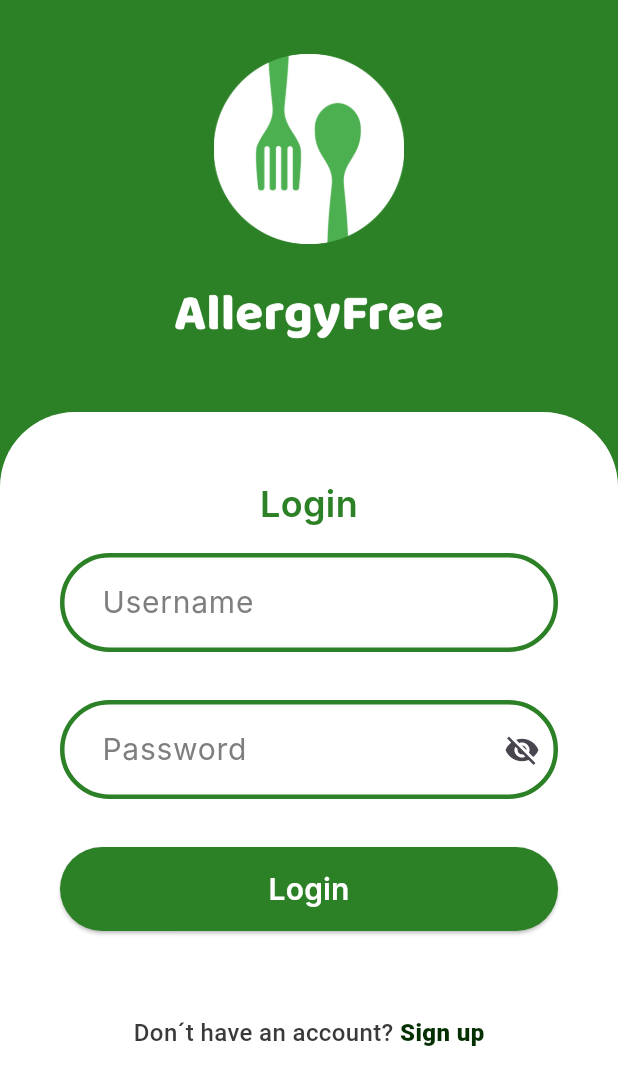
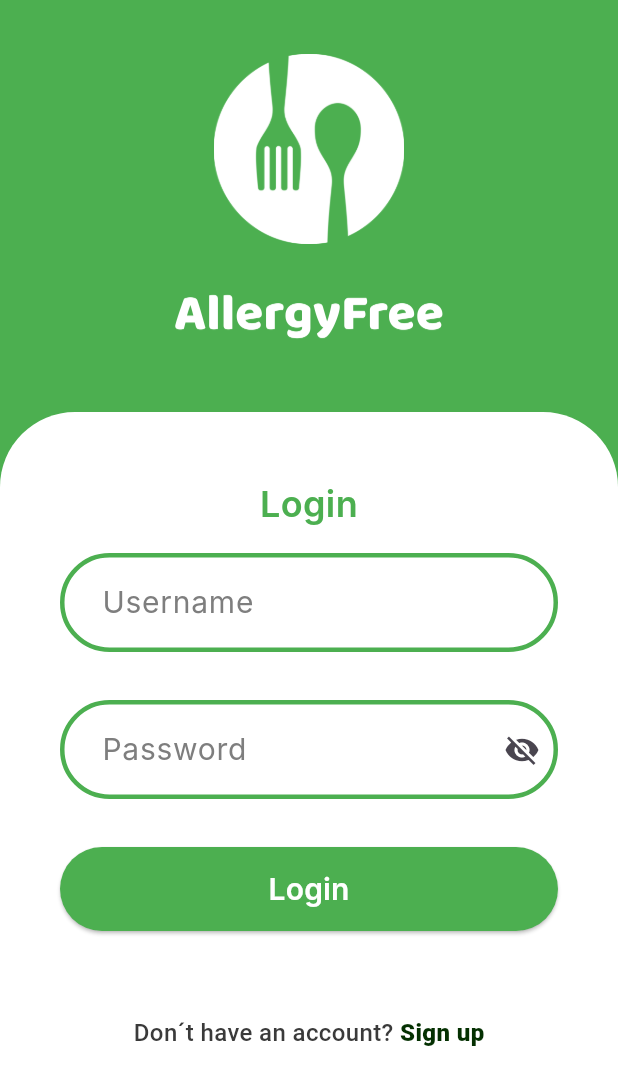
Before and after one commit to oayala775/allergy_free, a Flutter app: the LoginScreen screen opened directly, on a phone screen of 412 x 824 dp. Shown: the top 1085 px of the screen. Run offline on Flutter 3.47's test engine with Material 3 defaults, Android fonts, the phone set to English and light mode, and no system bars; our stand-ins replace go_router; Roboto replaces fonts that are missing (Inter, inter); statements that could not run were skipped.

Commit message:
Correcting custom colors, added text style for login title, and added routing info for LoginScreen

```diff
--- a/allergy_free/lib/config/utils/custom_colors.dart
+++ b/allergy_free/lib/config/utils/custom_colors.dart
@@ -2,8 +2,8 @@ import 'package:flutter/animation.dart';
 import 'package:flutter/material.dart';
 
 class CustomColors {
-  static const Color focus = Color(0xFF3B873E);
-  static const Color primary = Color.fromRGBO(44, 128, 38, 1);
+  static const Color focus = Color.fromRGBO(59, 135, 62, 1);
+  static const Color primary = Color.fromRGBO(76, 175, 80, 1);
   static const Color greyLetters = Color.fromRGBO(126, 126, 126, 1);
   static const Color warningRed = Color.fromRGBO(243, 0, 0, 1);
   static const Color defaultShadow = Color.fromRGBO(0, 0, 0, 0.25);
--- a/allergy_free/lib/config/utils/custom_text_styles.dart
+++ b/allergy_free/lib/config/utils/custom_text_styles.dart
@@ -20,6 +20,12 @@ class CustomTextStyles {
     fontSize: 32,
     fontFamily: "Inter",
   );
+  static const TextStyle titleLogin = TextStyle(
+    color: CustomColors.primary,
+    fontWeight: FontWeight.w700,
+    fontSize: 50,
+    fontFamily: "Inter",
+  );
   static const TextStyle signaling = TextStyle(
     color: Colors.white,
     fontWeight: FontWeight.w900,
--- a/allergy_free/lib/presentation/router/app_router.dart
+++ b/allergy_free/lib/presentation/router/app_router.dart
@@ -2,7 +2,7 @@ import 'package:go_router/go_router.dart';
 import 'package:allergy_free/presentation/screens/screens.dart';
 
 final appRouter = GoRouter(
-  initialLocation: '/',
+  initialLocation: '/login',
   routes: [
     GoRoute(
       name: HomeScreen.screenName,
@@ -24,5 +24,10 @@ final appRouter = GoRouter(
       path: '/transition',
       builder: (context, state) => TransitionScreen(),
     ),
+    GoRoute(
+      name: LoginScreen.screenName,
+      path: '/login',
+      builder: (context, state) => LoginScreen(),
+    ),
   ],
 );
--- a/allergy_free/lib/presentation/screens/screens.dart
+++ b/allergy_free/lib/presentation/screens/screens.dart
@@ -2,3 +2,4 @@ export 'package:allergy_free/presentation/screens/home/home_screen.dart';
 export 'package:allergy_free/presentation/screens/profile/profile_screen.dart';
 export 'package:allergy_free/presentation/screens/settings/settings_screen.dart';
 export 'package:allergy_free/presentation/screens/transition/transition_screen.dart';
+export 'package:allergy_free/presentation/screens/login/login_screen.dart';
```
